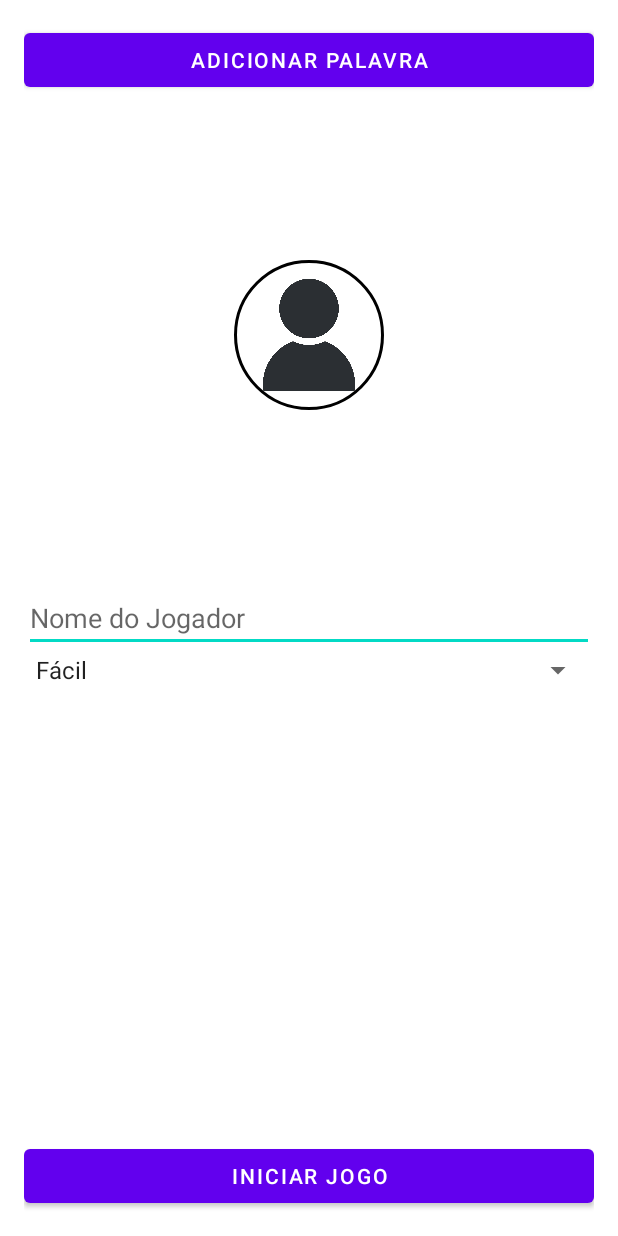
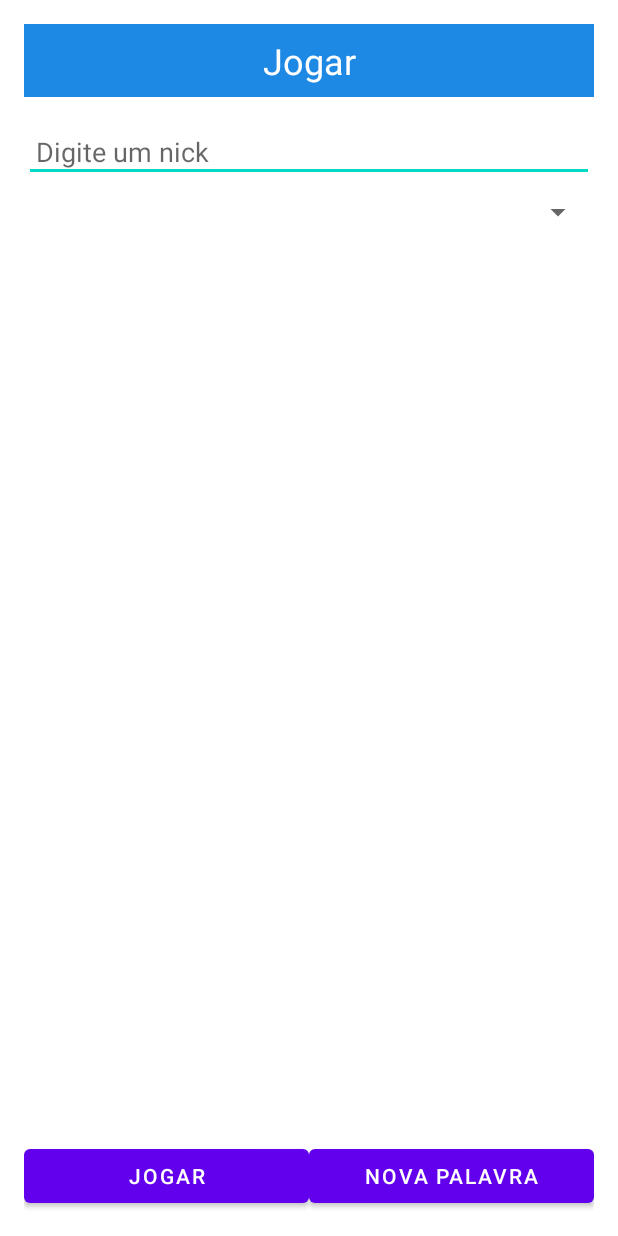
Before and after one commit to Alkazuz/hangman-game, an Android app: the layout activity_main.xml on its own in the app's theme, with its tools: preview values and no code run, on a phone screen of 412 x 824 dp. Run offline under Robolectric (Android 15) with nearby library versions, the phone set to English and light mode, and no system bars.

Commit message:
feat: ajustes no design

```diff
--- a/app/build.gradle
+++ b/app/build.gradle
@@ -29,7 +29,7 @@ android {
 }
 
 dependencies {
-    implementation 'de.hdodenhof:circleimageview:3.1.0'
+    implementation 'com.google.android.flexbox:flexbox:3.0.0'
     implementation 'androidx.appcompat:appcompat:1.6.1'
     implementation 'com.google.android.material:material:1.8.0'
     implementation 'androidx.constraintlayout:constraintlayout:2.1.4'
--- a/app/src/main/res/layout/activity_main.xml
+++ b/app/src/main/res/layout/activity_main.xml
@@ -1,47 +1,74 @@
 <?xml version="1.0" encoding="utf-8"?>
-<RelativeLayout xmlns:android="http://schemas.android.com/apk/res/android"
+<LinearLayout xmlns:android="http://schemas.android.com/apk/res/android"
     xmlns:app="http://schemas.android.com/apk/res-auto"
     android:layout_width="match_parent"
     android:layout_height="match_parent"
+    android:orientation="vertical"
     android:padding="16dp">
 
-    <de.hdodenhof.circleimageview.CircleImageView
-        android:id="@+id/player_photo"
-        android:layout_width="100dp"
-        android:layout_height="100dp"
-        android:layout_centerHorizontal="true"
-        android:layout_below="@id/difficulty_spinner"
-        android:layout_marginTop="-285dp"
-        android:src="@drawable/avatar"
-        app:civ_border_color="#FF000000"
-        app:civ_border_width="2dp" />
+    <!-- Header -->
+    <TextView
+        android:layout_width="match_parent"
+        android:layout_height="wrap_content"
+        android:text="Jogar"
+        android:textSize="24sp"
+        android:textColor="#FFFFFF"
+        android:gravity="center"
+        android:padding="8dp"
+        android:background="#1E88E5" />
 
+    <!-- Caixa de texto para inserir o apelido -->
     <EditText
         android:id="@+id/player_name"
         android:layout_width="match_parent"
         android:layout_height="wrap_content"
-        android:hint="@string/player_name"
+        android:hint="Digite um nick"
         android:inputType="text"
-        android:layout_centerInParent="true"/>
+        android:padding="8dp"
+        android:layout_marginTop="16dp" />
 
+    <!-- Spinner para selecionar a dificuldade -->
     <Spinner
         android:id="@+id/difficulty_spinner"
         android:layout_width="match_parent"
         android:layout_height="wrap_content"
-        android:layout_below="@id/player_name"
-        android:entries="@array/difficulty_levels" />
+        android:padding="8dp"
+        android:layout_marginTop="8dp" />
 
-    <Button
-        android:id="@+id/start_game"
+    <!-- FlexboxLayout para adicionar ícones -->
+    <com.google.android.flexbox.FlexboxLayout
+        android:id="@+id/iconFlexbox"
+        android:layout_width="match_parent"
+        android:layout_height="0dp"
+        android:layout_weight="1"
+        app:flexWrap="wrap"
+        app:alignItems="center"
+        app:justifyContent="center"
+        android:layout_marginTop="8dp" />
+
+    <!-- Botões na parte inferior -->
+    <LinearLayout
         android:layout_width="match_parent"
         android:layout_height="wrap_content"
-        android:layout_alignParentBottom="true"
-        android:text="@string/start_game" />
+        android:orientation="horizontal"
+        android:layout_marginTop="8dp">
 
-    <Button
-        android:id="@+id/add_word"
-        android:layout_width="match_parent"
-        android:layout_height="wrap_content"
-        android:text="@string/add_word" />
+        <!-- Botão Jogar -->
+        <Button
+            android:id="@+id/start_game"
+            android:layout_width="0dp"
+            android:layout_height="wrap_content"
+            android:layout_weight="1"
+            android:text="Jogar" />
 
-</RelativeLayout>
+        <!-- Botão Registrar Palavras -->
+        <Button
+            android:id="@+id/add_word"
+            android:layout_width="0dp"
+            android:layout_height="wrap_content"
+            android:layout_weight="1"
+            android:text="Nova Palavra" />
+
+    </LinearLayout>
+
+</LinearLayout>
```
Also changed, not shown: app/src/main/AndroidManifest.xml (+4 -4 lines), app/src/main/java/ufms/hangman/game/activities/MainActivity.java (+34 -32 lines), app/src/main/java/ufms/hangman/game/object/Avatars.java (added, +31 -0 lines), app/src/main/java/ufms/hangman/game/object/Player.java (+6 -7 lines), app/src/main/res/drawable/avatar.png (deleted), app/src/main/res/drawable/selected_avatar_border.png (added).
